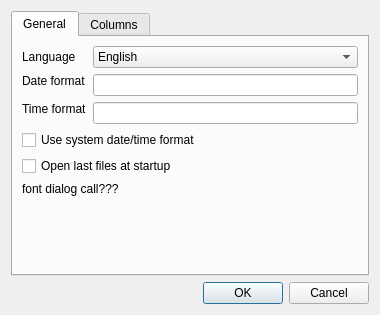
Qt form src/settingsdialog.ui (DarkHobbit/doublecontact) before a commit.
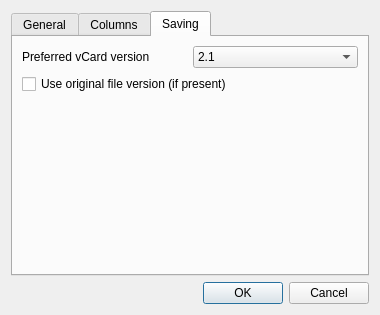
The same form after that commit. The open tabs and pages were chosen to show the change.

Commit message: VCF write works, but very buggy, in system encoding (instead UTF-8), quoted-printable for vCard 2.1 not works

```diff
--- a/src/settingsdialog.ui
+++ b/src/settingsdialog.ui
@@ -172,6 +172,58 @@
        </item>
       </layout>
      </widget>
+     <widget class="QWidget" name="tabSaving">
+      <attribute name="title">
+       <string>Saving</string>
+      </attribute>
+      <layout class="QVBoxLayout" name="verticalLayout_4">
+       <item>
+        <layout class="QHBoxLayout" name="horizontalLayout">
+         <item>
+          <widget class="QLabel" name="lbPrefVCardVer">
+           <property name="text">
+            <string>Preferred vCard version</string>
+           </property>
+          </widget>
+         </item>
+         <item>
+          <widget class="QComboBox" name="cbPrefVCardVer">
+           <item>
+            <property name="text">
+             <string>2.1</string>
+            </property>
+           </item>
+           <item>
+            <property name="text">
+             <string>3.0</string>
+            </property>
+           </item>
+          </widget>
+         </item>
+        </layout>
+       </item>
+       <item>
+        <widget class="QCheckBox" name="cbUseOrigVer">
+         <property name="text">
+          <string>Use original file version (if present)</string>
+         </property>
+        </widget>
+       </item>
+       <item>
+        <spacer name="verticalSpacer">
+         <property name="orientation">
+          <enum>Qt::Vertical</enum>
+         </property>
+         <property name="sizeHint" stdset="0">
+          <size>
+           <width>20</width>
+           <height>146</height>
+          </size>
+         </property>
+        </spacer>
+       </item>
+      </layout>
+     </widget>
     </widget>
    </item>
    <item>
```
The commit also changes 9 other files.
